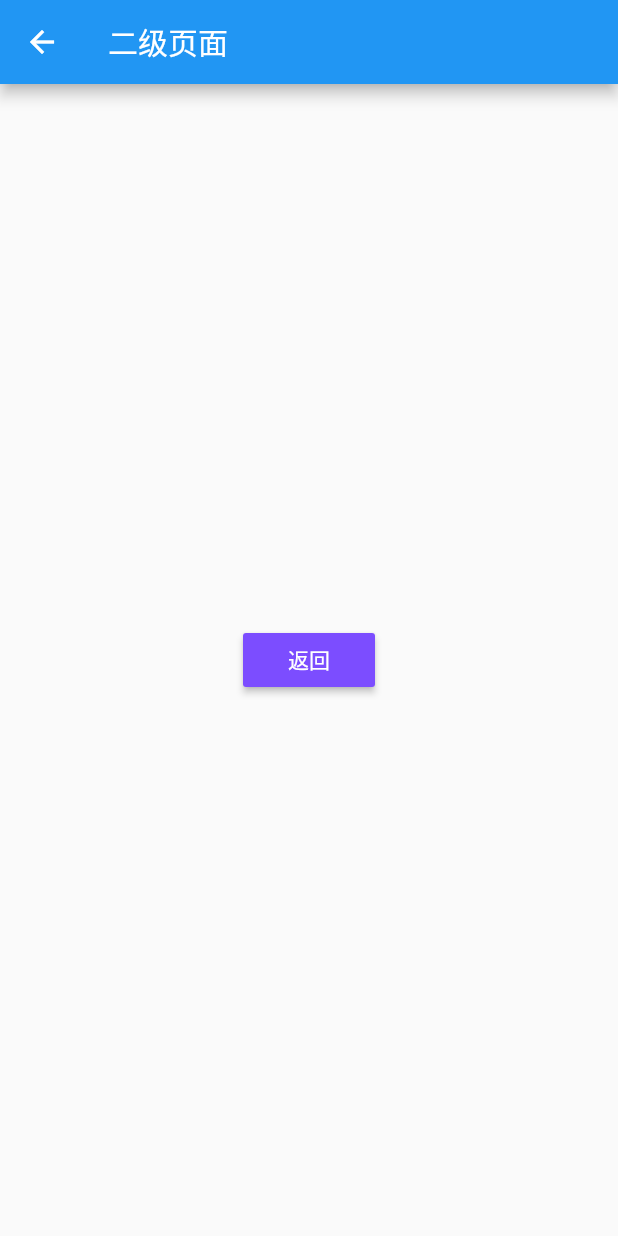
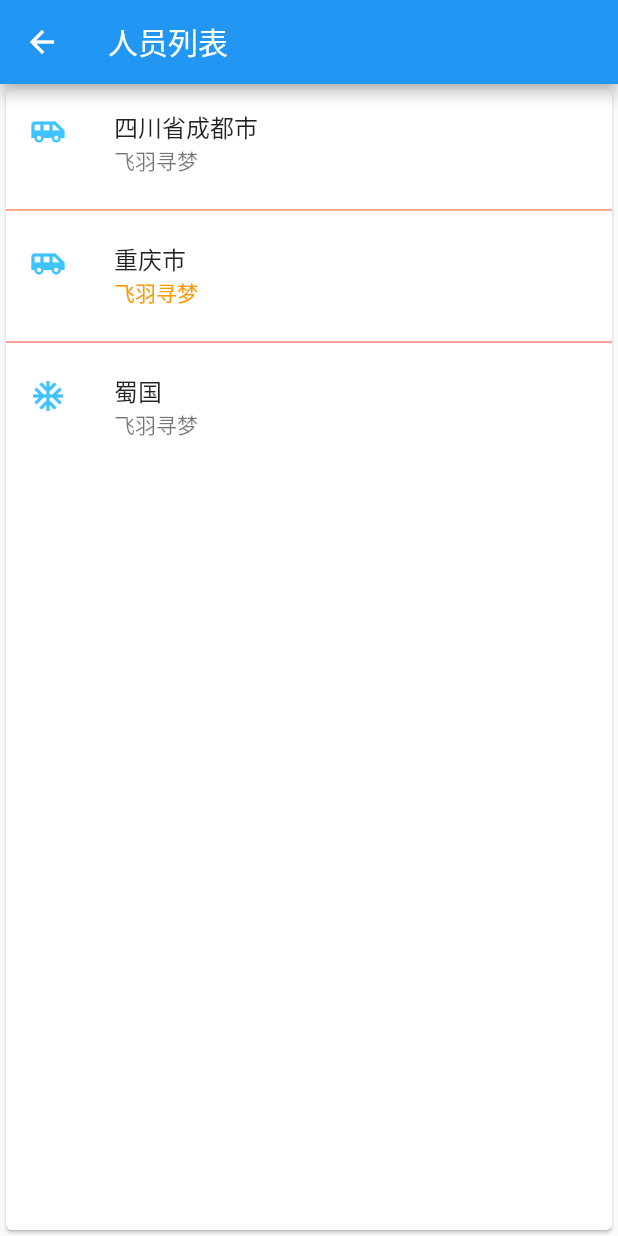
Before and after one commit to zx107532/flutterDome, a Flutter app: the screen it shows after launch, after a tap on "查看详情列表", on a phone screen of 412 x 824 dp. Run offline on Flutter 3.47's test engine with Material 2 defaults, Android fonts, the phone set to English and light mode, and no system bars.

Commit message:
创建页面文件

```diff
--- a/lib/main.dart
+++ b/lib/main.dart
@@ -1,4 +1,5 @@
 import 'package:flutter/material.dart';
+import 'package:myapp/views/home.dart';
 
 void main(){
   runApp(MaterialApp(
@@ -275,7 +276,7 @@ class FirstScreen extends StatelessWidget {
           child: Text('查看详情列表'),
             onPressed: (){
               Navigator.push(context, MaterialPageRoute(
-                  builder: (context) => SecondScreen()
+                  builder: (context) => Home()
               ));
             }
         ),
--- /dev/null
+++ b/lib/views/home.dart
@@ -0,0 +1,36 @@
+import 'package:flutter/material.dart';
+
+class Home extends StatelessWidget {
+  @override
+  Widget build(BuildContext context) {
+    // TODO: implement build
+    return Scaffold(
+      appBar: AppBar(
+        title: Text('人员列表'),
+      ),
+      body: Card(
+        child: Column(
+          children: <Widget>[
+            ListTile(
+                title: Text('四川省成都市', style: TextStyle(fontWeight: FontWeight.w500),),
+                subtitle: Text('飞羽寻梦'),
+                leading: Icon(Icons.airport_shuttle,color: Colors.lightBlueAccent,)
+            ),
+            Divider(color: Colors.deepOrange,),
+            ListTile(
+                title: Text('重庆市', style: TextStyle(fontWeight: FontWeight.w500),),
+                subtitle: Text('飞羽寻梦',style: TextStyle(color: Colors.orange),),
+                leading: Icon(Icons.airport_shuttle,color: Colors.lightBlueAccent,)
+            ),
+            Divider(color: Colors.red,),
+            ListTile(
+                title: Text('蜀国', style: TextStyle(fontWeight: FontWeight.w500),),
+                subtitle: Text('飞羽寻梦'),
+                leading: Icon(Icons.ac_unit,color: Colors.lightBlueAccent,)
+            )
+          ],
+        ),
+      ),
+    );
+  }
+}
```
